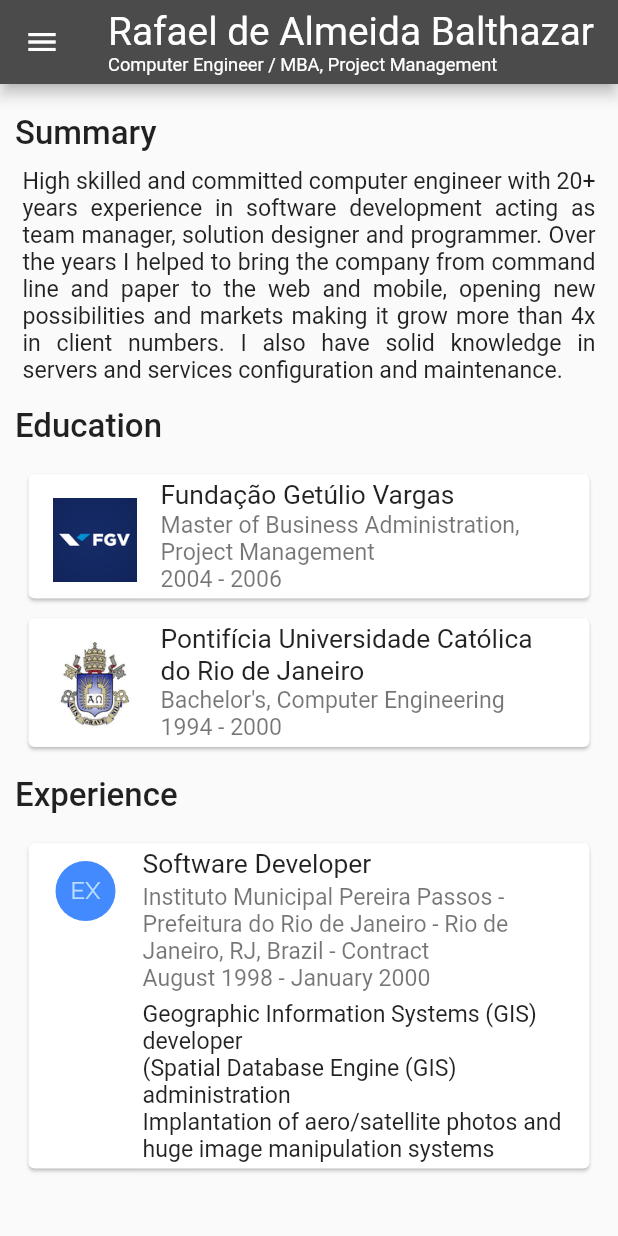
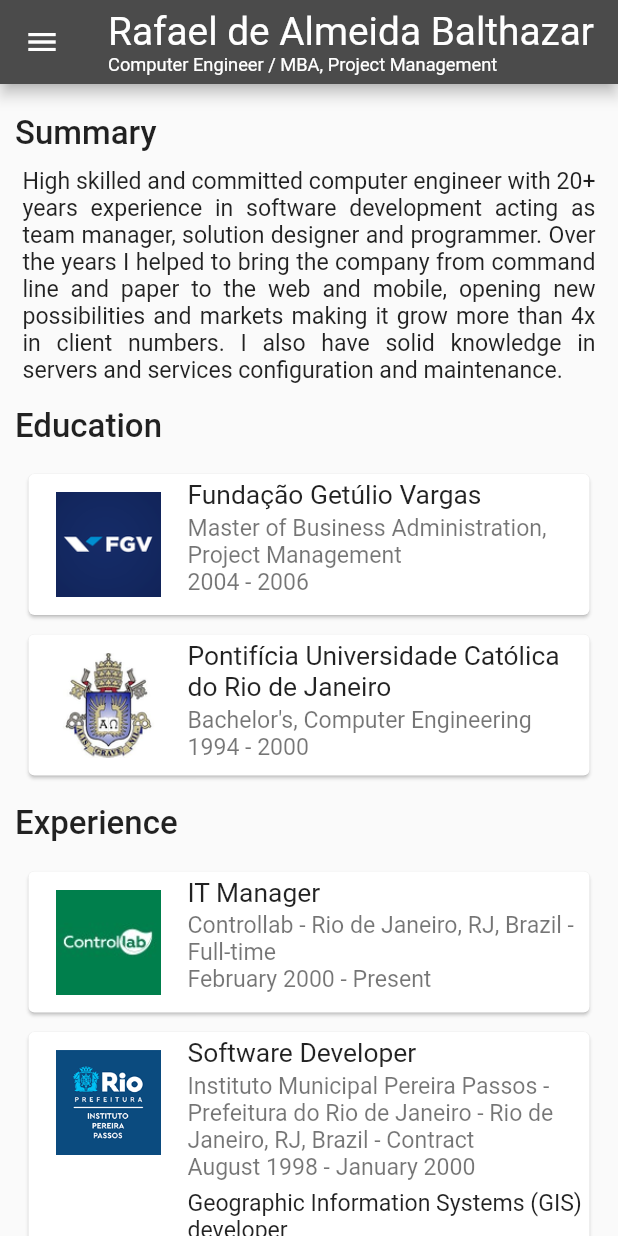
Before and after one commit to rabalthazar/resume, a Flutter app: the screen it shows after launch, on a phone screen of 412 x 824 dp. Run offline on Flutter 3.47's test engine with Material 2 defaults, Android fonts, the light colour scheme and no system bars.

Commit message:
Just added company's logo to experience data

```diff
--- a/lib/main.dart
+++ b/lib/main.dart
@@ -44,6 +44,7 @@
       ],
       experience: [
         Experience(
+          logoUrl: 'images/ipp.png',
           title: 'Software Developer',
           employmentType: EmploymentType.Contract,
           company:
@@ -54,11 +55,23 @@
           startYear: 1998,
           endMonth: 1,
           endYear: 2000,
-              description:
-                  'Geographic Information Systems (GIS) developer\n'
+          description: 'Geographic Information Systems (GIS) developer\n'
               '(Spatial Database Engine (GIS) administration\n'
-                  'Implantation of aero/satellite photos and huge image manipulation systems'),
-        ]);
+              'Implantation of aero/satellite photos and huge image manipulation systems',
+        ),
+        Experience(
+          logoUrl: 'images/controllab.jpeg',
+          title: 'IT Manager',
+          employmentType: EmploymentType.FullTime,
+          company:
+          'Controllab',
+          location: 'Rio de Janeiro, RJ, Brazil',
+          currentlyWorking: true,
+          startMonth: 2,
+          startYear: 2000,
+        ),
+      ],
+    );
 
     return MaterialApp(
       title: 'Flutter Demo',
--- a/lib/model/entity/experience.dart
+++ b/lib/model/entity/experience.dart
@@ -27,6 +27,7 @@
 
 class Experience {
   Experience({
+    required this.logoUrl,
     required this.title,
     required this.employmentType,
     required this.company,
@@ -39,6 +40,7 @@
     this.description,
   });
 
+  String logoUrl;
   String title;
   EmploymentType employmentType;
   String company;
--- a/lib/screen/resume/components/education_item.dart
+++ b/lib/screen/resume/components/education_item.dart
@@ -1,4 +1,5 @@
 import 'package:flutter/material.dart';
+import 'package:resume/components/info_card.dart';
 import 'package:resume/model/entity/education.dart';
 
 class EducationItem extends StatelessWidget {
@@ -12,9 +13,8 @@
       if (null != item.degree) item.degree,
       if (null != item.fieldOfStudy) item.fieldOfStudy,
     ].join(', ');
-    return Card(
-      child: ListTile(
-        leading: Image.asset(item.logoUrl),
+    return InfoCard(
+      leading: Image.asset(item.logoUrl, width: 70.0),
       title: Text(item.school),
       subtitle: Column(
         mainAxisSize: MainAxisSize.min,
@@ -24,7 +24,6 @@
           Text('${item.startYear} - ${item.endYear}'),
         ],
       ),
-      ),
     );
   }
 }
--- a/lib/screen/resume/components/experience_item.dart
+++ b/lib/screen/resume/components/experience_item.dart
@@ -1,5 +1,6 @@
 import 'package:flutter/material.dart';
 import 'package:intl/intl.dart';
+import 'package:resume/components/asset_avatar.dart';
 import 'package:resume/components/info_card.dart';
 import 'package:resume/model/entity/experience.dart';
 
@@ -18,9 +19,9 @@
     final strEnd = item.currentlyWorking ? 'Present' : formatter.format(end);
 
     return InfoCard(
-      leading: CircleAvatar(
-        backgroundColor: Colors.blueAccent,
-        child: Text('EX'),
+      leading: Image.asset(
+        item.logoUrl,
+        width: 70.0,
       ),
       title: Text(
         item.title,
--- a/pubspec.yaml
+++ b/pubspec.yaml
@@ -48,7 +48,9 @@
 
   # To add assets to your application, add an assets section, like this:
   assets:
+    - images/controllab.jpeg
     - images/fgv.png
+    - images/ipp.png
     - images/photo.jpeg
     - images/puc.png
 
```
Also changed, not shown: images/controllab.jpeg (added), images/ipp.png (added), 2 other files. Lines whose indentation alone changed are shown as unchanged.
